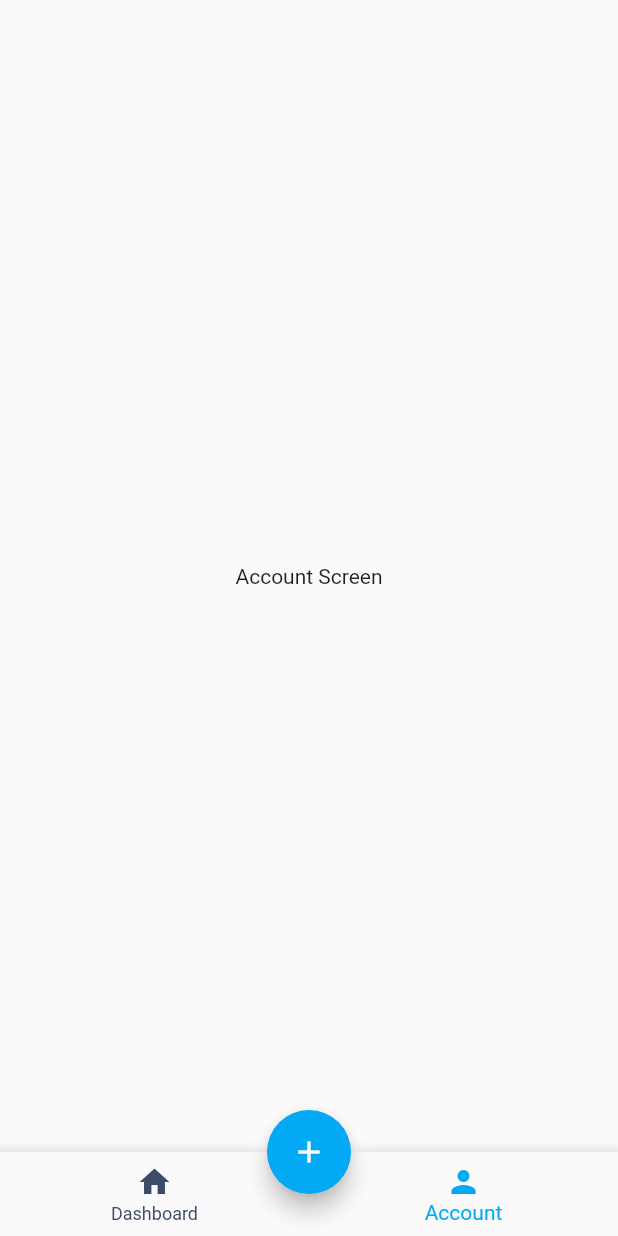
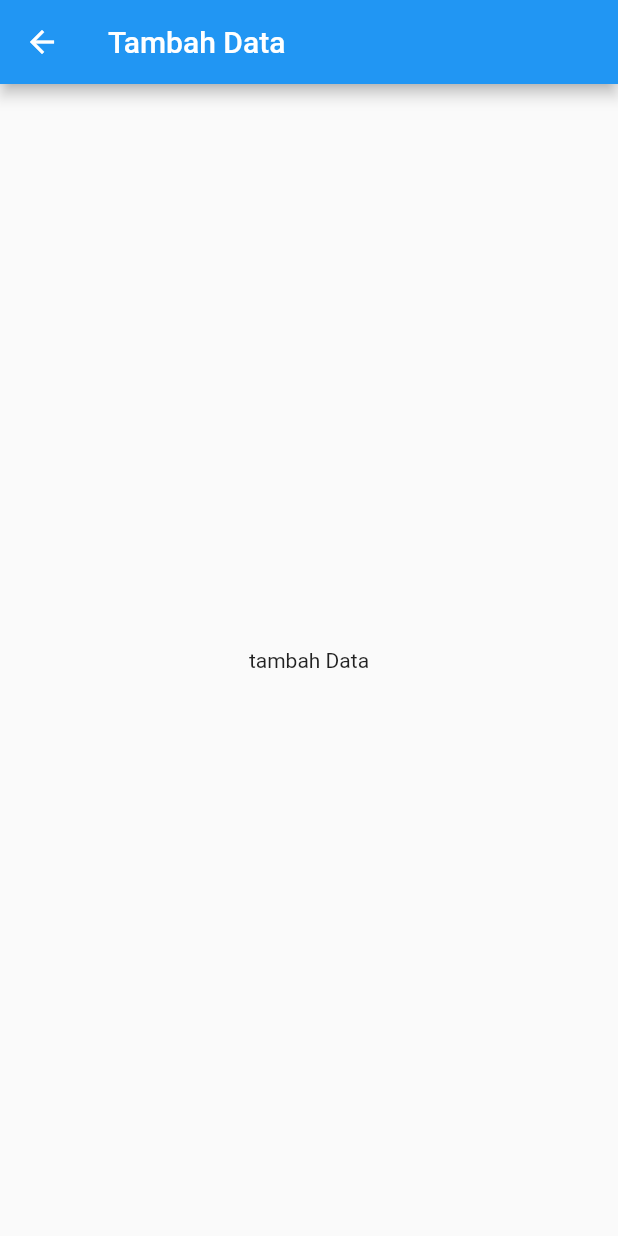
Before and after one commit to arifmalabar/jurnalist_app, a Flutter app: the MainApp screen opened directly, item 2 of the bottom bar chosen, after a tap on the "add" icon, on a phone screen of 412 x 824 dp. Run offline on Flutter 3.47's test engine with Material 2 defaults, Android fonts, the light colour scheme and no system bars.

Commit message:
migrating and fix tgl

```diff
--- a/lib/component/dashboard/time_component.dart
+++ b/lib/component/dashboard/time_component.dart
@@ -177,6 +177,7 @@ class TimeComponentState extends State<TimeComponent> {
             color: Colors.white,
             width: 2,
           ),
+          color: Colors.white.withOpacity(0.1),
           borderRadius: BorderRadius.all(
             Radius.circular(15),
           ),
@@ -189,7 +190,9 @@ class TimeComponentState extends State<TimeComponent> {
               item["hari"],
               style: fontItemStyle(),
             ),
-            Divider(),
+            SizedBox(
+              height: 10,
+            ),
             Text(
               item["tgl"].toString(),
               style: fontItemStyle(),
@@ -228,7 +231,9 @@ class TimeComponentState extends State<TimeComponent> {
             item["hari"],
             style: fontItemStyle(),
           ),
-          Divider(),
+          SizedBox(
+            height: 10,
+          ),
           Text(
             item["tgl"].toString(),
             style: fontItemStyle(),
--- a/lib/component/form_component.dart
+++ b/lib/component/form_component.dart
@@ -20,8 +20,9 @@ class FormComponent {
               filled: true,
               fillColor: ThemeApp.white,
               border: OutlineInputBorder(
-                  borderRadius: BorderRadius.circular(10),
-                  borderSide: BorderSide(color: ThemeApp.defaultcolor)),
+                borderRadius: BorderRadius.circular(10),
+                borderSide: BorderSide(color: ThemeApp.defaultcolor),
+              ),
             ),
             onChanged: (value) {
               data[mapKey] = value;
--- a/lib/main.dart
+++ b/lib/main.dart
@@ -5,6 +5,7 @@ import 'package:jurnalist_app/screen/auth/auth.dart';
 import 'package:jurnalist_app/screen/dashboard/dashboard.dart';
 import 'package:jurnalist_app/screen/intro/howtofill.dart';
 import 'package:jurnalist_app/screen/riwayat/riwayat.dart';
+import 'package:jurnalist_app/screen/tambah_jurnal/tambah_jurnal.dart';
 import 'package:jurnalist_app/style/theme.dart';
 
 void main() async {
@@ -50,7 +51,14 @@ class MainAppState extends State<MainApp> {
       bottomNavigationBar: getBottomAppBar(),
       floatingActionButton: FloatingActionButton(
         child: Icon(Icons.add),
-        onPressed: () {},
+        onPressed: () {
+          Navigator.push(
+            context,
+            MaterialPageRoute(
+              builder: (context) => TambahJurnal(),
+            ),
+          );
+        },
         backgroundColor: ThemeApp.maintheme,
       ),
       floatingActionButtonLocation: FloatingActionButtonLocation.centerDocked,
--- a/lib/screen/auth/register.dart
+++ b/lib/screen/auth/register.dart
@@ -1,6 +1,7 @@
 import 'package:flutter/material.dart';
 import 'package:jurnalist_app/component/dashboard/appbar_component.dart';
 import 'package:jurnalist_app/component/form_component.dart';
+import 'package:jurnalist_app/screen/auth/auth.dart';
 import 'package:jurnalist_app/style/button_style.dart';
 import 'package:jurnalist_app/style/font_style.dart';
 import 'package:jurnalist_app/style/theme.dart';
@@ -91,6 +92,13 @@ class RegisterScreenState extends State<RegisterScreen> {
             data = component.data;
           });
           print(data);
+          Navigator.pushAndRemoveUntil(
+            context,
+            MaterialPageRoute(
+              builder: (context) => AuthScreen(),
+            ),
+            (route) => false,
+          );
         },
         child: Text("REGISTRASI"),
         style: ButtonStyles.buttonStyleData(
--- /dev/null
+++ b/lib/screen/tambah_jurnal/tambah_jurnal.dart
@@ -0,0 +1,27 @@
+import 'package:flutter/material.dart';
+import 'package:jurnalist_app/component/main_appbar.dart';
+
+class TambahJurnal extends StatefulWidget {
+  @override
+  State<StatefulWidget> createState() {
+    return TambahJurnalState();
+  }
+}
+
+class TambahJurnalState extends State<TambahJurnal> {
+  late MainAppBar appbar;
+  TambahJurnalState() {
+    this.appbar = new MainAppBar();
+  }
+  @override
+  Widget build(BuildContext context) {
+    return Scaffold(
+      appBar: AppBar(
+        title: Text("Tambah Data"),
+      ),
+      body: Center(
+        child: Text("tambah Data"),
+      ),
+    );
+  }
+}
```
Also changed, not shown: pubspec.lock, 1 other file.
